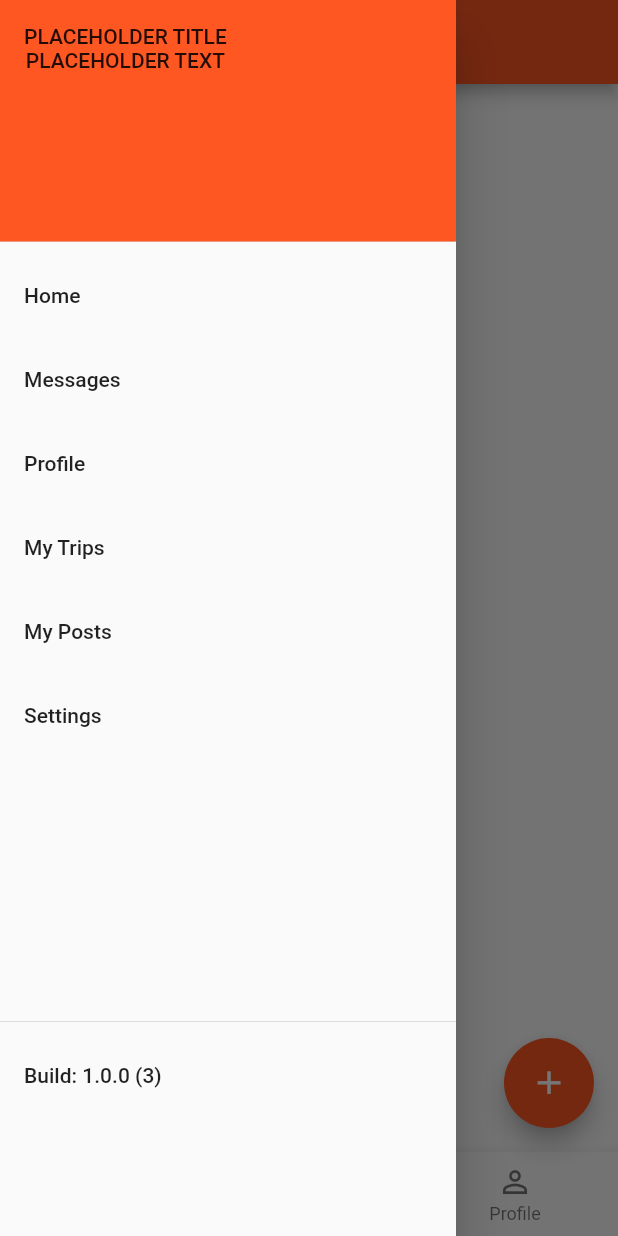
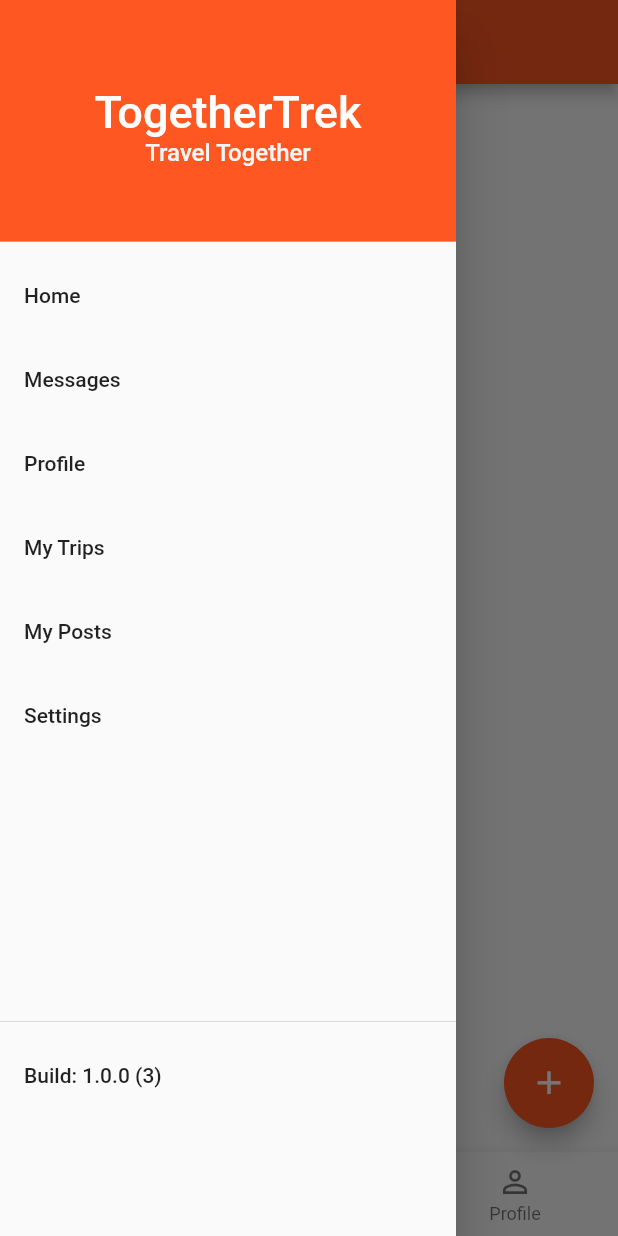
Before and after one commit to NathanStern/TogetherTrek, a Flutter app: the screen it shows after launch, with the side drawer open, on a phone screen of 412 x 824 dp. Run offline on Flutter 3.47's test engine with Material 2 defaults, Android fonts, the phone set to English and light mode, and no system bars; our stand-ins replace package_info.

Commit message:
changed drawer header text

```diff
--- a/mobile_frontend/together_trek/lib/views/HomeView.dart
+++ b/mobile_frontend/together_trek/lib/views/HomeView.dart
@@ -96,12 +96,17 @@ class _HomeViewState extends State<HomeView> {
           children: [
             DrawerHeader(
                 child: Row(
-                  mainAxisAlignment: MainAxisAlignment.start,
+                  mainAxisAlignment: MainAxisAlignment.center,
                   children: [
                     Column(
+                      mainAxisAlignment: MainAxisAlignment.center,
                       children: [
-                        Text("PLACEHOLDER TITLE"),
-                        Text("PLACEHOLDER TEXT")
+                        Text("TogetherTrek",
+                            style:
+                                TextStyle(fontSize: 30, color: Colors.white)),
+                        Text("Travel Together",
+                            style: TextStyle(
+                                fontSize: 16, color: Colors.grey[100]))
                       ],
                     )
                   ],
```
